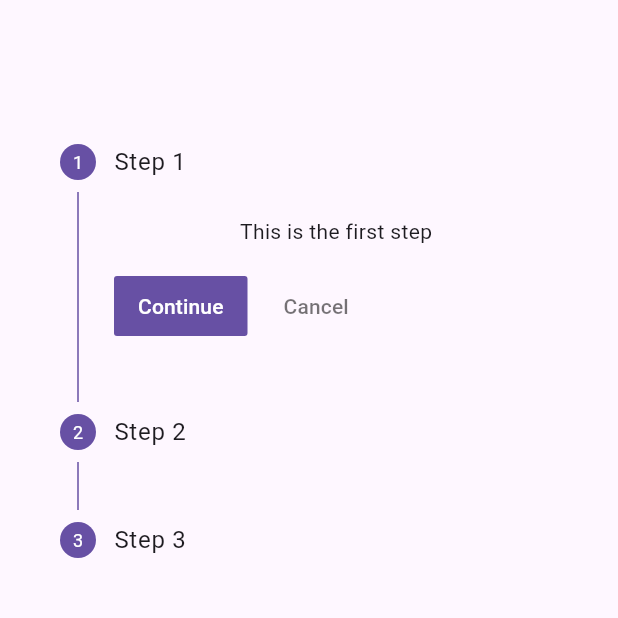
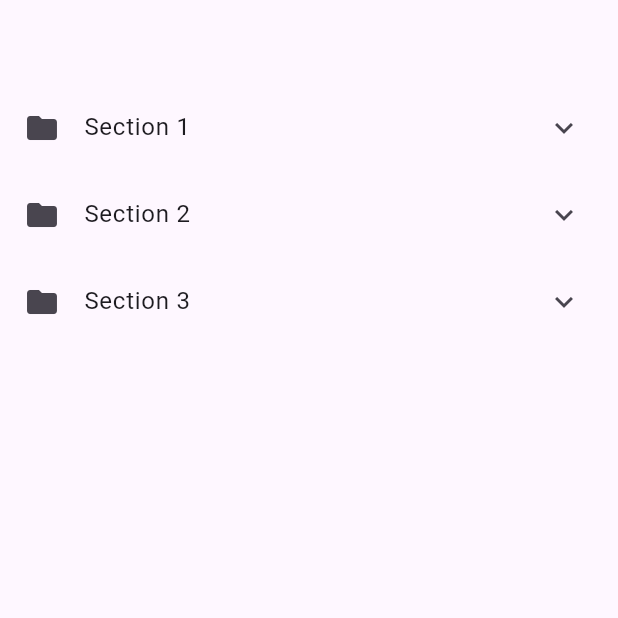
Before and after one commit to IkramulHasanTanvir/FlutterPackages, a Flutter app: the screen it shows after launch, on a phone screen of 412 x 824 dp, the top half of it. Run offline on Flutter 3.47's test engine with Material 3 defaults, Android fonts, the phone set to English and light mode, and no system bars.

Commit message:
ExpansionTile widgets

```diff
--- /dev/null
+++ b/lib/expansion_tile_widget.dart
@@ -0,0 +1,43 @@
+import 'package:flutter/material.dart';
+
+class ExpansionTileWidget extends StatefulWidget {
+  const ExpansionTileWidget({super.key});
+
+  @override
+  State<ExpansionTileWidget> createState() => _ExpansionTileWidgetState();
+}
+
+class _ExpansionTileWidgetState extends State<ExpansionTileWidget>{
+
+  @override
+  Widget build(BuildContext context) {
+    return ListView(
+      children: const [
+        ExpansionTile(
+          title: Text('Section 1'),
+          leading: Icon(Icons.folder),
+          children: [
+            ListTile(title: Text('Item 1 in Section 1')),
+          ],
+        ),
+        ExpansionTile(
+          title: Text('Section 2'),
+          leading: Icon(Icons.folder),
+          children: [
+            ListTile(title: Text('Item 1 in Section 2')),
+            ListTile(title: Text('Item 2 in Section 2')),
+          ],
+        ),
+        ExpansionTile(
+          title: Text('Section 3'),
+          leading: Icon(Icons.folder),
+          children: [
+            ListTile(title: Text('Item 1 in Section 3')),
+            ListTile(title: Text('Item 2 in Section 3')),
+            ListTile(title: Text('Item 3 in Section 3')),
+          ],
+        ),
+      ],
+    );
+  }
+}
--- a/lib/home_screen.dart
+++ b/lib/home_screen.dart
@@ -1,5 +1,5 @@
 import 'package:flutter/material.dart';
-import 'package:flutter_packages/stepper_widget.dart';
+import 'package:flutter_packages/expansion_tile_widget.dart';
 
 class HomeScreen extends StatelessWidget {
   const HomeScreen({super.key});
@@ -8,7 +8,7 @@ class HomeScreen extends StatelessWidget {
   Widget build(BuildContext context) {
     return  Scaffold(
       appBar: AppBar(),
-      body: const StepperWidget(),
+      body: const ExpansionTileWidget(),
     );
   }
 }
--- a/lib/stepper_widget.dart
+++ /dev/null
@@ -1,68 +0,0 @@
-import 'package:flutter/material.dart';
-
-class StepperWidget extends StatefulWidget {
-  const StepperWidget({super.key});
-
-  @override
-  State<StepperWidget> createState() => _StepperWidgetState();
-}
-
-class _StepperWidgetState extends State<StepperWidget>{
-  int _currentStep = 0; // Track the current step
-
-  // List of steps for the Stepper widget
-  final List<Step> _steps = [
-    const Step(
-      title: Text('Step 1'),
-      content: Text('This is the first step'),
-      isActive: true,
-    ),
-    const Step(
-      title: Text('Step 2'),
-      content: Text('This is the second step'),
-      isActive: true,
-    ),
-    const Step(
-      title: Text('Step 3'),
-      content: Text('This is the third step'),
-      isActive: true,
-    ),
-  ];
-
-
-
-
-  @override
-  Widget build(BuildContext context) {
-    return Padding(
-      padding: const EdgeInsets.all(16.0),
-      child: Stepper(
-        currentStep: _currentStep, // Current step
-        onStepTapped: (int step) {
-          setState(() {
-            _currentStep = step; // Set step on tap
-          });
-        },
-        onStepContinue: () {
-          // If not at the last step, move to the next one
-          if (_currentStep < _steps.length - 1) {
-            setState(() {
-              _currentStep++;
-            });
-          } else {
-            // Do something when the last step is reached
-          }
-        },
-        onStepCancel: () {
-          // If not at the first step, move to the previous one
-          if (_currentStep > 0) {
-            setState(() {
-              _currentStep--;
-            });
-          }
-        },
-        steps: _steps, // Define the steps
-      ),
-    );
-  }
-}
```
